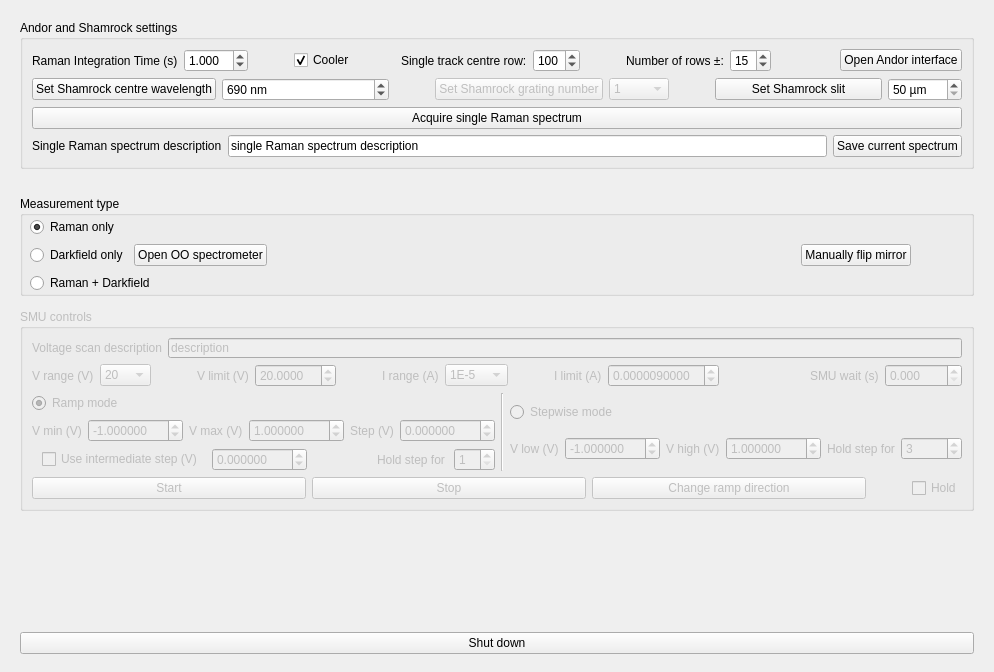
Qt form lab3/lab3_interface.ui (nanophotonics/nplab) before a commit.
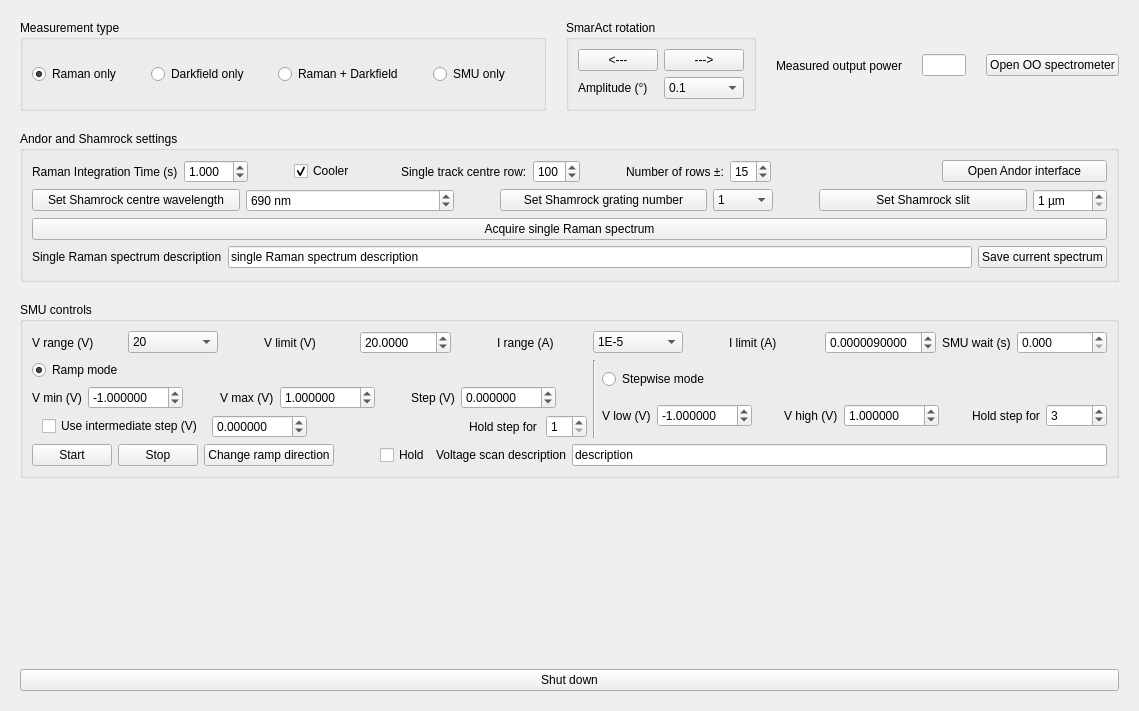
The same form after that commit.

Commit message: added Keithley 2536B support to lab3 interface. Included plot with wavelength information

Patch:
```diff
--- a/lab3/lab3_interface.ui
+++ b/lab3/lab3_interface.ui
@@ -6,41 +6,255 @@
    <rect>
     <x>0</x>
     <y>0</y>
-    <width>942</width>
-    <height>672</height>
+    <width>1139</width>
+    <height>711</height>
    </rect>
   </property>
   <property name="windowTitle">
    <string>MainWindow</string>
   </property>
   <layout class="QVBoxLayout" name="verticalLayout_2">
-   <property name="spacing">
-    <number>6</number>
-   </property>
-   <property name="bottomMargin">
-    <number>9</number>
-   </property>
    <item>
     <widget class="QWidget" name="verticalWidget" native="true">
      <layout class="QVBoxLayout" name="verticalLayout">
       <property name="spacing">
        <number>20</number>
       </property>
+      <item>
+       <layout class="QVBoxLayout" name="verticalLayout_5">
+        <item>
+         <layout class="QHBoxLayout" name="horizontalLayout_8">
+          <item>
+           <layout class="QHBoxLayout" name="horizontalLayout_12">
+            <item>
+             <widget class="QGroupBox" name="groupBox_5">
+              <property name="title">
+               <string>Measurement type</string>
+              </property>
+              <layout class="QHBoxLayout" name="horizontalLayout_3">
+               <item>
+                <widget class="QRadioButton" name="mode_RamanOnly">
+                 <property name="text">
+                  <string>Raman only</string>
+                 </property>
+                 <property name="checked">
+                  <bool>true</bool>
+                 </property>
+                </widget>
+               </item>
+               <item>
+                <spacer name="horizontalSpacer_22">
+                 <property name="orientation">
+                  <enum>Qt::Horizontal</enum>
+                 </property>
+                 <property name="sizeType">
+                  <enum>QSizePolicy::Maximum</enum>
+                 </property>
+                 <property name="sizeHint" stdset="0">
+                  <size>
+                   <width>40</width>
+                   <height>20</height>
+                  </size>
+                 </property>
+                </spacer>
+               </item>
+               <item>
+                <widget class="QRadioButton" name="mode_DarkfieldOnly">
+                 <property name="enabled">
+                  <bool>true</bool>
+                 </property>
+                 <property name="text">
+                  <string>Darkfield only</string>
+                 </property>
+                </widget>
+               </item>
+               <item>
+                <spacer name="horizontalSpacer_23">
+                 <property name="orientation">
+                  <enum>Qt::Horizontal</enum>
+                 </property>
+                 <property name="sizeType">
+                  <enum>QSizePolicy::Maximum</enum>
+                 </property>
+                 <property name="sizeHint" stdset="0">
+                  <size>
+                   <width>40</width>
+                   <height>20</height>
+                  </size>
+                 </property>
+                </spacer>
+               </item>
+               <item>
+                <widget class="QRadioButton" name="mode_RamanAndDarkfield">
+                 <property name="text">
+                  <string>Raman + Darkfield</string>
+                 </property>
+                </widget>
+               </item>
+               <item>
+                <spacer name="horizontalSpacer_3">
+                 <property name="orientation">
+                  <enum>Qt::Horizontal</enum>
+                 </property>
+                 <property name="sizeType">
+                  <enum>QSizePolicy::Maximum</enum>
+                 </property>
+                 <property name="sizeHint" stdset="0">
+                  <size>
+                   <width>40</width>
+                   <height>20</height>
+                  </size>
+                 </property>
+                </spacer>
+               </item>
+               <item>
+                <widget class="QRadioButton" name="mode_smuOnly">
+                 <property name="text">
+                  <string>SMU only</string>
+                 </property>
+                </widget>
+               </item>
+               <item>
+                <spacer name="horizontalSpacer_21">
+                 <property name="orientation">
+                  <enum>Qt::Horizontal</enum>
+                 </property>
+                 <property name="sizeHint" stdset="0">
+                  <size>
+                   <width>40</width>
+                   <height>20</height>
+                  </size>
+                 </property>
+                </spacer>
+               </item>
+              </layout>
+             </widget>
+            </item>
+           </layout>
+          </item>
+          <item>
+           <widget class="QGroupBox" name="groupBox_6">
+            <property name="title">
+             <string>SmarAct rotation</string>
+            </property>
+            <layout class="QVBoxLayout" name="verticalLayout_7">
+             <item>
+              <layout class="QHBoxLayout" name="horizontalLayout_16">
+               <item>
+                <widget class="QPushButton" name="SmarAct_rotate_left_button">
+                 <property name="styleSheet">
+                  <string notr="true"/>
+                 </property>
+                 <property name="text">
+                  <string>&lt;---</string>
+                 </property>
+                </widget>
+               </item>
+               <item>
+                <widget class="QPushButton" name="SmarAct_rotate_right_button">
+                 <property name="text">
+                  <string>---&gt;</string>
+                 </property>
+                </widget>
+               </item>
+              </layout>
+             </item>
+             <item>
+              <layout class="QHBoxLayout" name="horizontalLayout_20">
+               <item>
+                <widget class="QLabel" name="label_20">
+                 <property name="text">
+                  <string>Amplitude (°)</string>
+                 </property>
+                </widget>
+               </item>
+               <item>
+                <widget class="QComboBox" name="SmarAct_rotation_degrees_comboBox">
+                 <property name="currentIndex">
+                  <number>0</number>
+                 </property>
+                 <item>
+                  <property name="text">
+                   <string>0.1</string>
+                  </property>
+                 </item>
+                 <item>
+                  <property name="text">
+                   <string>0.2</string>
+                  </property>
+                 </item>
+                 <item>
+                  <property name="text">
+                   <string>0.5</string>
+                  </property>
+                 </item>
+                 <item>
+                  <property name="text">
+                   <string>1</string>
+                  </property>
+                 </item>
+                 <item>
+                  <property name="text">
+                   <string>5</string>
+                  </property>
+                 </item>
+                 <item>
+                  <property name="text">
+                   <string>15</string>
+                  </property>
+                 </item>
+                 <item>
+                  <property name="text">
+                   <string>90</string>
+                  </property>
+                 </item>
+                </widget>
+               </item>
+              </layout>
+             </item>
+            </layout>
+           </widget>
+          </item>
+          <item>
+           <widget class="QLabel" name="label_15">
+            <property name="sizePolicy">
+             <sizepolicy hsizetype="Maximum" vsizetype="Preferred">
+              <horstretch>0</horstretch>
+              <verstretch>0</verstretch>
+             </sizepolicy>
+            </property>
+            <property name="text">
+             <string>Measured output power</string>
+            </property>
+           </widget>
+          </item>
+          <item>
+           <widget class="QLineEdit" name="lineEdit">
+            <property name="sizePolicy">
+             <sizepolicy hsizetype="Maximum" vsizetype="Fixed">
+              <horstretch>0</horstretch>
+              <verstretch>0</verstretch>
+             </sizepolicy>
+            </property>
+           </widget>
+          </item>
+          <item>
+           <widget class="QPushButton" name="open_OO_spectrometer_button">
+            <property name="text">
+             <string>Open OO spectrometer</string>
+            </property>
+           </widget>
+          </item>
+         </layout>
+        </item>
+       </layout>
+      </item>
       <item>
        <widget class="QGroupBox" name="groupBox_4">
-        <property name="maximumSize">
-         <size>
-          <width>16777215</width>
-          <height>150</height>
-         </size>
-        </property>
         <property name="title">
          <string>Andor and Shamrock settings</string>
         </property>
         <layout class="QVBoxLayout" name="verticalLayout_11">
-         <property name="bottomMargin">
-          <number>9</number>
-         </property>
          <item>
           <layout class="QHBoxLayout" name="horizontalLayout_4">
            <item>
@@ -216,7 +430,7 @@
          <item>
           <layout class="QHBoxLayout" name="horizontalLayout">
            <item>
-            <widget class="QPushButton" name="set_shamrock_wavelength_button">
+            <widget class="QPushButton" name="set_triax_wavelength_button">
              <property name="sizePolicy">
               <sizepolicy hsizetype="Minimum" vsizetype="Fixed">
                <horstretch>0</horstretch>
@@ -229,7 +443,7 @@
             </widget>
            </item>
            <item>
-            <widget class="QSpinBox" name="shamrockWavelength_spinBox">
+            <widget class="QSpinBox" name="spinBox_centre_wavelength">
              <property name="suffix">
               <string> nm</string>
              </property>
@@ -258,10 +472,7 @@
             </spacer>
            </item>
            <item>
-            <widget class="QPushButton" name="set_shamrock_grating_button">
-             <property name="enabled">
-              <bool>false</bool>
-             </property>
+            <widget class="QPushButton" name="set_triax_grating_button">
              <property name="text">
               <string>Set Shamrock grating number</string>
              </property>
@@ -269,18 +480,12 @@
            </item>
            <item>
             <widget class="QComboBox" name="TriaxGratingNumber_comboBox">
-             <property name="enabled">
-              <bool>false</bool>
-             </property>
              <property name="sizePolicy">
               <sizepolicy hsizetype="Maximum" vsizetype="Fixed">
                <horstretch>0</horstretch>
                <verstretch>0</verstretch>
               </sizepolicy>
              </property>
-             <property name="editable">
-              <bool>false</bool>
-             </property>
              <property name="currentIndex">
               <number>2</number>
              </property>
@@ -323,7 +528,7 @@
             </spacer>
            </item>
            <item>
-            <widget class="QPushButton" name="set_shamrock_slit_button">
+            <widget class="QPushButton" name="set_triax_slit_button">
              <property name="text">
               <string>Set Shamrock slit</string>
              </property>
@@ -341,10 +546,10 @@
               <string> µm</string>
              </property>
              <property name="minimum">
-              <number>50</number>
+              <number>1</number>
              </property>
              <property name="maximum">
-              <number>2500</number>
+              <number>1000</number>
              </property>
             </widget>
            </item>
@@ -385,100 +590,8 @@
         </layout>
        </widget>
       </item>
-      <item>
-       <widget class="QGroupBox" name="groupBox_2">
-        <property name="minimumSize">
-         <size>
-          <width>600</width>
-          <height>100</height>
-         </size>
-        </property>
-        <property name="maximumSize">
-         <size>
-          <width>16777215</width>
-          <height>85</height>
-         </size>
-        </property>
-        <property name="title">
-         <string>Measurement type</string>
-        </property>
-        <widget class="QWidget" name="verticalLayoutWidget">
-         <property name="geometry">
-          <rect>
-           <x>10</x>
-           <y>20</y>
-           <width>881</width>
-           <height>80</height>
-          </rect>
-         </property>
-         <layout class="QVBoxLayout" name="verticalLayout_7">
-          <item>
-           <widget class="QRadioButton" name="mode_RamanOnly">
-            <property name="text">
-             <string>Raman only</string>
-            </property>
-            <property name="checked">
-             <bool>true</bool>
-            </property>
-           </widget>
-          </item>
-          <item>
-           <layout class="QHBoxLayout" name="horizontalLayout_2">
-            <item>
-             <widget class="QRadioButton" name="mode_DarkfieldOnly">
-              <property name="enabled">
-               <bool>true</bool>
-              </property>
-              <property name="text">
-               <string>Darkfield only</string>
-              </property>
-             </widget>
-            </item>
-            <item>
-             <widget class="QPushButton" name="open_OO_spectrometer_button">
-              <property name="text">
-               <string>Open OO spectrometer</string>
-              </property>
-             </widget>
-            </item>
-            <item>
-             <spacer name="horizontalSpacer_15">
-              <property name="orientation">
-               <enum>Qt::Horizontal</enum>
-              </property>
-              <property name="sizeHint" stdset="0">
-               <size>
-                <width>40</width>
-                <height>20</height>
-               </size>
-              </property>
-             </spacer>
-            </item>
-            <item>
-             <widget class="QPushButton" name="flipMirror_button">
-              <property name="text">
-               <string>Manually flip mirror</string>
-              </property>
-             </widget>
-            </item>
-           </layout>
-          </item>
-          <item>
-           <widget class="QRadioButton" name="mode_RamanAndDarkfield">
-            <property name="text">
-             <string>Raman + Darkfield</string>
-            </property>
-           </widget>
-          </item>
-         </layout>
-        </widget>
-       </widget>
-      </item>
       <item>
        <widget class="QGroupBox" name="groupBox">
-        <property name="enabled">
-         <bool>false</bool>
-        </property>
         <property name="sizePolicy">
          <sizepolicy hsizetype="Preferred" vsizetype="Preferred">
           <horstretch>0</horstretch>
@@ -495,30 +608,6 @@
          <string>SMU controls</string>
         </property>
         <layout class="QVBoxLayout" name="verticalLayout_6">
-         <item>
-          <layout class="QHBoxLayout" name="horizontalLayout_13">
-           <item>
-            <widget class="QLabel" name="label_11">
-             <property name="text">
-              <string>Voltage scan description</string>
-             </property>
-            </widget>
-           </item>
-           <item>
-            <widget class="QLineEdit" name="description_lineEdit">
-             <property name="maximumSize">
-              <size>
-               <width>16777215</width>
-               <height>20</height>
-              </size>
-             </property>
-             <property name="text">
-              <string>description</string>
-             </property>
-            </widget>
-           </item>
-          </layout>
-         </item>
          <item>
           <layout class="QHBoxLayout" name="horizontalLayout_7">
            <item>
@@ -726,19 +815,6 @@
              </property>
             </widget>
            </item>
-           <item>
-            <spacer name="horizontalSpacer_14">
-             <property name="orientation">
-              <enum>Qt::Horizontal</enum>
-             </property>
-             <property name="sizeHint" stdset="0">
-              <size>
-               <width>40</width>
-               <height>20</height>
-              </size>
-             </property>
-            </spacer>
-           </item>
            <item>
             <widget class="QLabel" name="label_12">
              <property name="sizePolicy">
@@ -1209,12 +1285,32 @@
              </property>
             </widget>
            </item>
+           <item>
+            <layout class="QHBoxLayout" name="_2">
+             <property name="rightMargin">
+              <number>0</number>
+             </property>
+             <item>
+              <widget class="QLabel" name="label_11">
+               <property name="text">
+                <string>Voltage scan description</string>
+               </property>
+              </widget>
+             </item>
+             <item>
+              <widget class="QLineEdit" name="description_lineEdit">
+               <property name="text">
+                <string>description</string>
+               </property>
+              </widget>
+             </item>
+            </layout>
+           </item>
           </layout>
          </item>
         </layout>
         <zorder></zorder>
         <zorder></zorder>
-        <zorder></zorder>
        </widget>
       </item>
       <item>
```
The commit also changes 4 other files.
